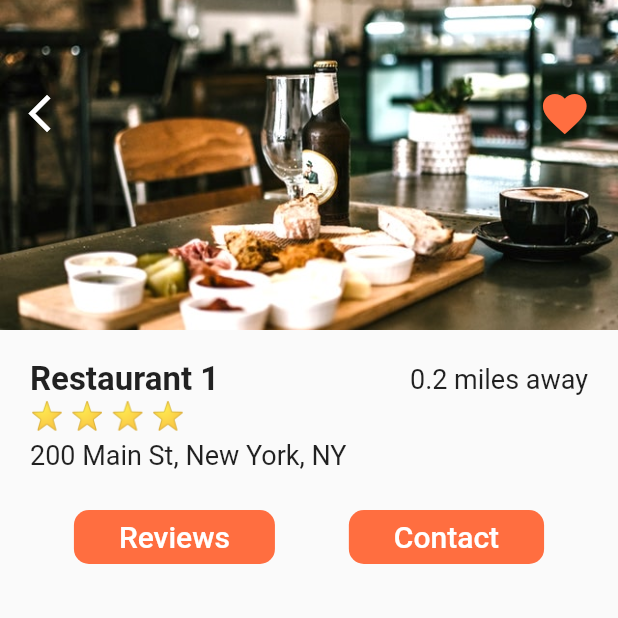
After one commit to yash001dev/foodDeliveryApp, a Flutter app: the screen it shows after launch, after a tap on "Restaurant 1", on a phone screen of 412 x 824 dp, the top half of it. The commit adds this screen. Run offline on Flutter 3.47's test engine with Material 2 defaults, Android fonts, the phone set to English and light mode, and no system bars.

Commit message:
Restaurant Half Part is Created

```diff
--- a/lib/screens/home_screen.dart
+++ b/lib/screens/home_screen.dart
@@ -1,6 +1,7 @@
 import 'package:flutter/material.dart';
 import 'package:fooddelivery/data/data.dart';
 import 'package:fooddelivery/models/restaurant.dart';
+import 'package:fooddelivery/screens/restaurant_screen.dart';
 import 'package:fooddelivery/widgets/rating_stars.dart';
 import 'package:fooddelivery/widgets/recent_order.dart';
 
@@ -13,7 +14,14 @@ class _HomeScreenState extends State<HomeScreen> {
   _buildRestaurant() {
     List<Widget> restaurantList = [];
     restaurants.forEach((Restaurant restaurant) {
-      restaurantList.add(Container(
+      restaurantList.add(GestureDetector(
+        onTap: () => Navigator.push(
+          context,
+          MaterialPageRoute(
+            builder: (_) => RestaurantScreen(restaurant: restaurant),
+          ),
+        ),
+        child: Container(
           margin: EdgeInsets.symmetric(horizontal: 20.0, vertical: 10.0),
           decoration: BoxDecoration(
               color: Colors.white,
@@ -23,11 +31,14 @@ class _HomeScreenState extends State<HomeScreen> {
             children: <Widget>[
               ClipRRect(
                 borderRadius: BorderRadius.circular(15.0),
+                child: Hero(
+                  tag: restaurant.imageUrl,
                   child: Image(
                     image: AssetImage(restaurant.imageUrl),
                     height: 150.0,
                     width: 150.0,
                     fit: BoxFit.cover,
+                  ),
                 ),
               ),
               new Expanded(
@@ -69,6 +80,7 @@ class _HomeScreenState extends State<HomeScreen> {
                 ),
               )
             ],
+          ),
         ),
       ));
     });
--- /dev/null
+++ b/lib/screens/restaurant_screen.dart
@@ -0,0 +1,128 @@
+import 'dart:ui';
+
+import 'package:flutter/material.dart';
+import 'package:fooddelivery/models/restaurant.dart';
+import 'package:fooddelivery/widgets/rating_stars.dart';
+
+class RestaurantScreen extends StatefulWidget {
+  final Restaurant restaurant;
+
+  RestaurantScreen({this.restaurant});
+
+  @override
+  _RestaurantScreenState createState() => _RestaurantScreenState();
+}
+
+class _RestaurantScreenState extends State<RestaurantScreen> {
+  @override
+  Widget build(BuildContext context) {
+    return Scaffold(
+      body: Column(
+        children: <Widget>[
+          Stack(
+            children: <Widget>[
+              Hero(
+                tag: widget.restaurant.imageUrl,
+                child: new Image(
+                  height: 220.0,
+                  width: MediaQuery.of(context).size.width,
+                  image: AssetImage(widget.restaurant.imageUrl),
+                  fit: BoxFit.cover,
+                ),
+              ),
+              Padding(
+                padding: EdgeInsets.symmetric(horizontal: 10.0, vertical: 50.0),
+                child: new Row(
+                  mainAxisAlignment: MainAxisAlignment.spaceBetween,
+                  children: <Widget>[
+                    IconButton(
+                      icon: Icon(Icons.arrow_back_ios),
+                      color: Colors.white,
+                      iconSize: 30.0,
+                      onPressed: () => Navigator.pop(context),
+                    ),
+                    IconButton(
+                      icon: Icon(Icons.favorite),
+                      color: Theme.of(context).primaryColor,
+                      iconSize: 35.0,
+                      onPressed: () {},
+                    ),
+                  ],
+                ),
+              ),
+            ],
+          ),
+          Padding(
+            padding: EdgeInsets.all(20.0),
+            child: Column(
+              crossAxisAlignment: CrossAxisAlignment.start,
+              children: <Widget>[
+                Row(
+                  mainAxisAlignment: MainAxisAlignment.spaceBetween,
+                  children: <Widget>[
+                    new Text(
+                      widget.restaurant.name,
+                      style: new TextStyle(
+                        fontSize: 22.0,
+                        fontWeight: FontWeight.w600,
+                      ),
+                    ),
+                    Text(
+                      '0.2 miles away',
+                      style: TextStyle(
+                        fontSize: 18.0,
+                      ),
+                    )
+                  ],
+                ),
+                RatingStars(widget.restaurant.rating),
+                SizedBox(
+                  height: 6.0,
+                ),
+                Text(
+                  widget.restaurant.address,
+                  style: new TextStyle(fontSize: 18.0),
+                )
+              ],
+            ),
+          ),
+          Row(
+            mainAxisAlignment: MainAxisAlignment.spaceEvenly,
+            children: <Widget>[
+              FlatButton(
+                padding: EdgeInsets.symmetric(horizontal: 30.0),
+                color: Theme.of(context).primaryColor,
+                shape: RoundedRectangleBorder(
+                  borderRadius: BorderRadius.circular(10.0),
+                ),
+                child: new Text(
+                  'Reviews',
+                  style: TextStyle(
+                    color: Colors.white,
+                    fontSize: 20.0,
+                  ),
+                ),
+                onPressed: () {},
+              ),
+              FlatButton(
+                padding: EdgeInsets.symmetric(horizontal: 30.0),
+                color: Theme.of(context).primaryColor,
+                shape: RoundedRectangleBorder(
+                  borderRadius: BorderRadius.circular(10.0),
+                ),
+                child: new Text(
+                  'Contact',
+                  style: TextStyle(
+                    color: Colors.white,
+                    fontSize: 20.0,
+                  ),
+                ),
+                onPressed: () {},
+              )
+            ],
+          )
+        ],
+      ),
+    );
+  }
+}
```
Lines whose indentation alone changed are shown as unchanged.
